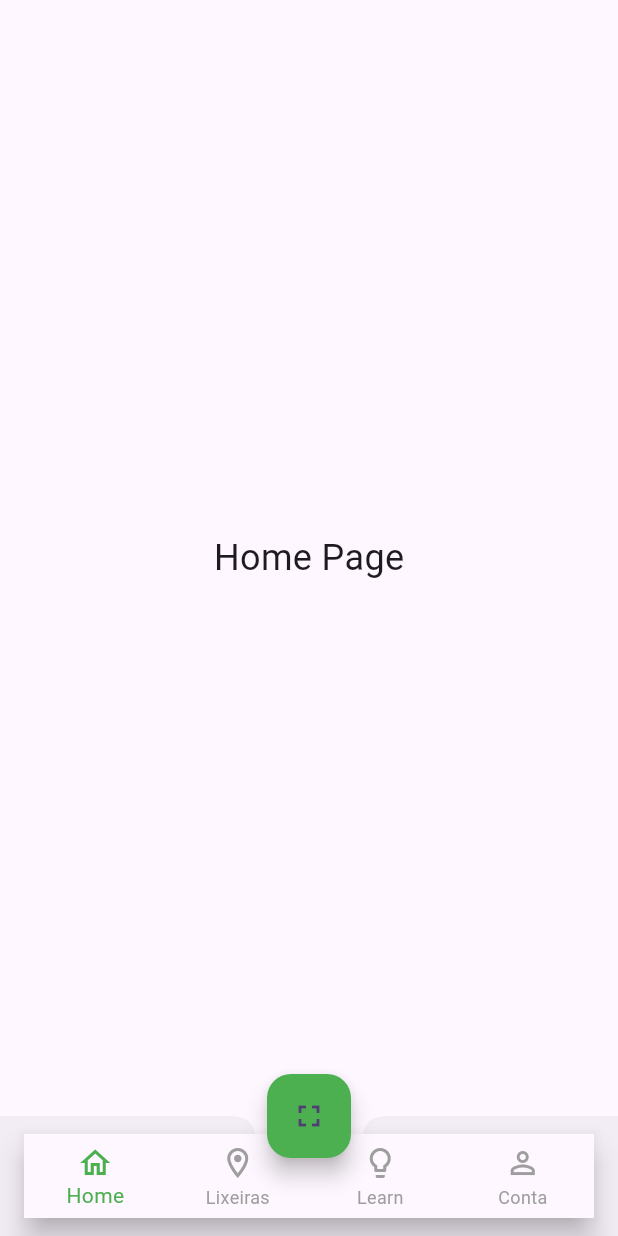
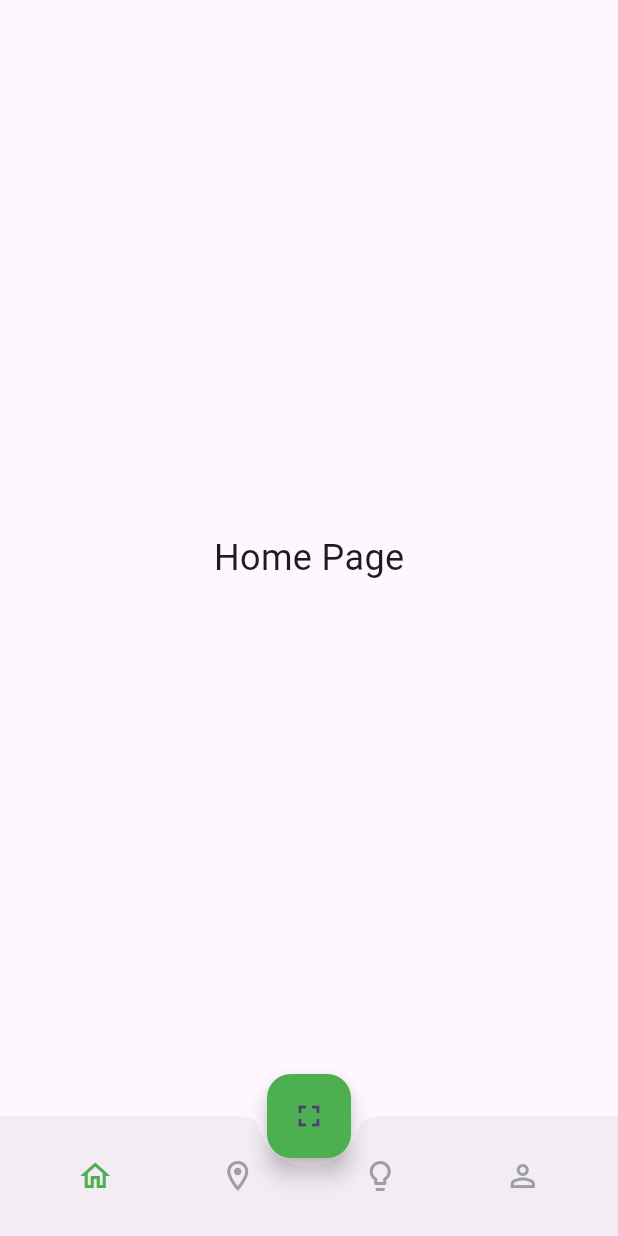
Before and after one commit to sabarense/eco_guia, a Flutter app: the screen it shows after launch, on a phone screen of 412 x 824 dp. Run offline on Flutter 3.47's test engine with Material 3 defaults, Android fonts, the phone set to English and light mode, and no system bars.

Commit message:
ajustes para parar de extrapolar a margem inferior

```diff
--- a/lib/screens/components/bottom_nav_bar.dart
+++ b/lib/screens/components/bottom_nav_bar.dart
@@ -1,12 +1,9 @@
-// ignore_for_file: file_names
-
 import 'package:flutter/material.dart';
 
 class BottomNavBar extends StatefulWidget {
   const BottomNavBar({super.key});
 
   @override
-  // ignore: library_private_types_in_public_api
   _BottomNavBarState createState() => _BottomNavBarState();
 }
 
@@ -41,31 +38,25 @@ class _BottomNavBarState extends State<BottomNavBar> {
   Widget build(BuildContext context) {
     return BottomAppBar(
       shape: const CircularNotchedRectangle(),
-      notchMargin: 10,
-      child: BottomNavigationBar(
-        currentIndex: _selectedIndex,
-        onTap: _onItemTapped,
-        type: BottomNavigationBarType.fixed,
-        selectedItemColor: Colors.green,
-        unselectedItemColor: Colors.grey,
-        items: const [
-          BottomNavigationBarItem(
-            icon: Icon(Icons.home_outlined),
-            label: 'Home',
-          ),
-          BottomNavigationBarItem(
-            icon: Icon(Icons.location_on_outlined),
-            label: 'Lixeiras',
-          ),
-          BottomNavigationBarItem(
-            icon: Icon(Icons.lightbulb_outline),
-            label: 'Learn',
-          ),
-          BottomNavigationBarItem(
-            icon: Icon(Icons.person_outline),
-            label: 'Conta',
-          ),
-        ],
+      notchMargin: 6.0,
+      child: Row(
+        mainAxisSize: MainAxisSize.max,
+        mainAxisAlignment: MainAxisAlignment.spaceAround,
+        children: List<Widget>.generate(4, (index) {
+          return IconButton(
+            icon: Icon(
+              index == 0
+                  ? Icons.home_outlined
+                  : index == 1
+                      ? Icons.location_on_outlined
+                      : index == 2
+                          ? Icons.lightbulb_outline
+                          : Icons.person_outline,
+              color: _selectedIndex == index ? Colors.green : Colors.grey,
+            ),
+            onPressed: () => _onItemTapped(index),
+          );
+        }),
       ),
     );
   }
```
